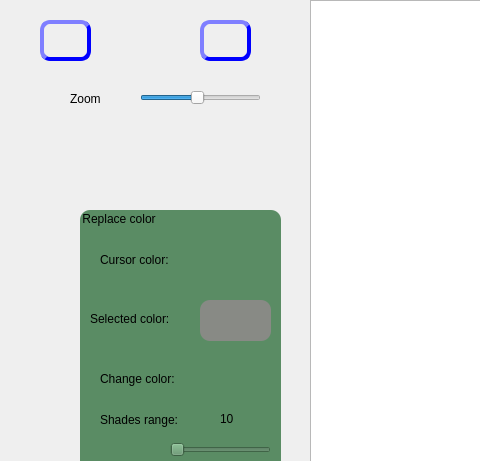
First picture: the form in mainwindow.ui, repository denis-yevd/QtCreator, before the edit; both pictures show x 0 to 480 and y 0 to 461 of the 1184 by 701 pixel window.
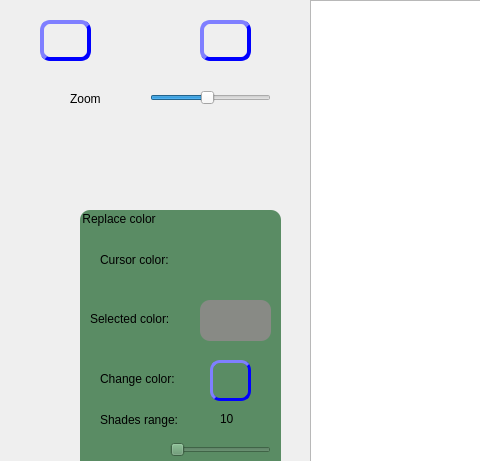
Second picture: the form after the edit. Icons and pictures are not drawn.

Commit message: Button undo is working

What changed in the file:
```diff
--- a/mainwindow.ui
+++ b/mainwindow.ui
@@ -108,7 +108,7 @@
    <widget class="QSlider" name="horizontalSlider">
     <property name="geometry">
      <rect>
-      <x>140</x>
+      <x>150</x>
       <y>90</y>
       <width>121</width>
       <height>16</height>
@@ -249,9 +249,17 @@
       <bool>false</bool>
      </property>
      <property name="styleSheet">
-      <string notr="true">background-image: url(:/res/Icons/ColorPicker.png);
+      <string notr="true">#pushButton_2{
+background-image: url(:/res/Icons/ColorPicker.png);
  background-repeat:norepeat;
-background-position:center;</string>
+background-position:center;
+border: 3px solid blue;
+border-radius: 10px;
+border-style: outset;
+}
+#pushButton_2:pressed{
+border-style: inset;
+}</string>
      </property>
      <property name="text">
       <string/>
```
Left out of the diff: 6 changed lines with no effect on the pictures. The commit also changes 2 other files.
